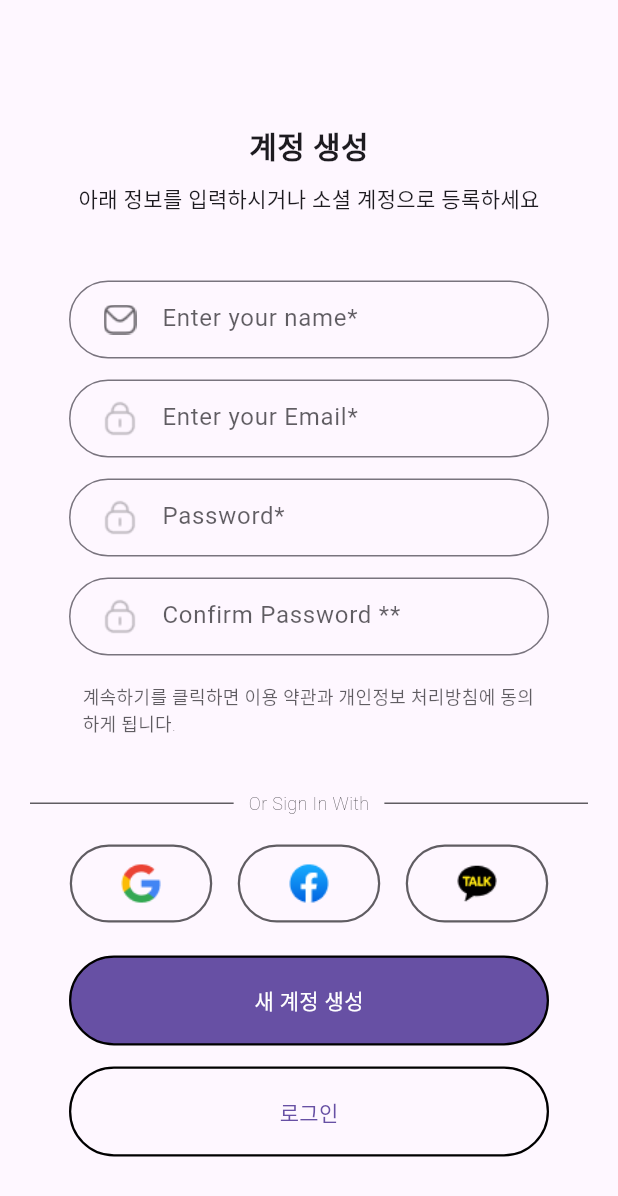
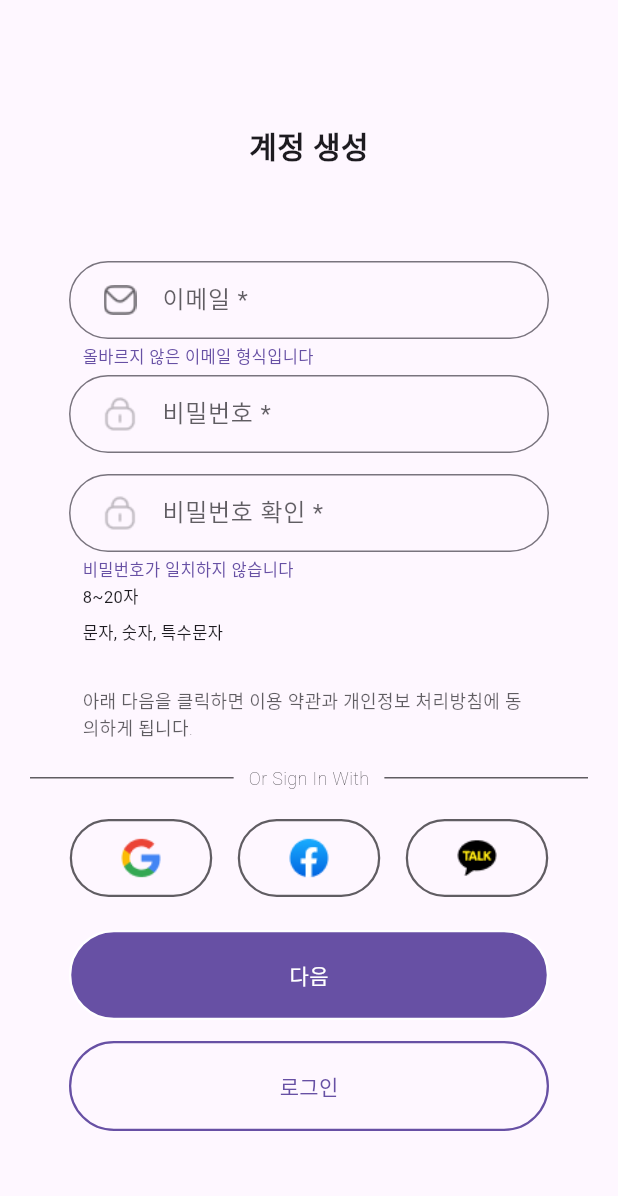
Before and after one commit to Creamy-Tim/flutter_vsc, a Flutter app: the NewAccountScreen screen opened by its route, on a phone screen of 412 x 824 dp. Shown: the top 1196 px of the screen. Run offline on Flutter 3.47's test engine with Material 3 defaults, Android fonts, the phone set to English and light mode, and no system bars; our stand-ins replace carousel_slider; Roboto replaces fonts that are missing (Pretendard-Bold, Pretendard-Light, Pretendard-bold).

Commit message:
Modify - 로그인 페이지
비밀번호 아이콘 커스텀아이콘으로 변경
(시뮬레이터에 제대로 표기되지 않아 보류)

Modify - 계정 생성 페이지

인터페이스 수정
커스텀 아이콘 추가/변경 필요

비밀번호 규칙 확인, 일치 여부 판단 기능 필요

Add - 프로필 입력 페이지 생성

인터페이스 제작
프로필 사진이 들어갈 인터페이스 필요
커스텀 아이콘으로 수정 필요

직군, 성별 선택 라디오 제작 필요

```diff
--- a/vscode_app/lib/main.dart
+++ b/vscode_app/lib/main.dart
@@ -44,6 +44,7 @@ class FirstScreen extends StatelessWidget {
                 color: Theme.of(context).colorScheme.primary,
                 border: Border.all(
                   width: 1.5,
+                  color: Theme.of(context).colorScheme.primary,
                 ),
                 borderRadius: BorderRadius.circular(30.0),
               ),
--- a/vscode_app/lib/screens/login_screen.dart
+++ b/vscode_app/lib/screens/login_screen.dart
@@ -1,5 +1,6 @@
 import 'package:codi/screens/new_account_screen.dart';
 import 'package:flutter/material.dart';
+import 'package:codi/icon/custom__icon__login_icons.dart';
 
 void main() {
   runApp(Login());
@@ -29,24 +30,12 @@ class Login extends StatelessWidget {
 
 
             Container(
-              margin: EdgeInsets.only(top: 10),
-              child: Text("계정을 입력하거나 소셜 계정으로 로그인 하세요",
-                style: TextStyle(
-                fontWeight: FontWeight.w400,
-                color: Theme.of(context).colorScheme.onBackground,
-                fontSize: 14,
-                fontFamily: 'Pretendard-Bold'),
-              ),
-            ),
-
-
-            Container(
-              margin: EdgeInsetsDirectional.only(top: 44),
+              margin: EdgeInsetsDirectional.only(top: 62),
               width: 320,
               height: 52,
               child: TextField(
                 decoration: InputDecoration(
-                  hintText: "Enter your Email*",
+                  hintText: "이메일 *",
                   hintStyle: TextStyle(
                      color: Theme.of(context).colorScheme.onBackground.withOpacity(0.7),
                   ),
@@ -77,18 +66,17 @@ class Login extends StatelessWidget {
               height: 52,
               child: TextField(
                 decoration: InputDecoration(
-                  hintText: "Password*",
+                  hintText: "비밀번호 *",
                   hintStyle: TextStyle(
                      color: Theme.of(context).colorScheme.onBackground.withOpacity(0.7),
                   ),
                   prefixIcon: Padding(
                     padding: EdgeInsets.only(left: 22, right: 12),
-                    child: Image.asset(
-                      'assets/img/Password.png',
-                      width: 24,
-                      height: 24,
+                    child: Icon(
+                      Custom_Icon_Login.password,
+                      size: 24,
                       color: Theme.of(context).colorScheme.onBackground,
-                    ),
+                    )
                   ),
                   border: OutlineInputBorder(
                     borderRadius: BorderRadius.circular(30.0),
@@ -260,6 +248,7 @@ class Login extends StatelessWidget {
                 color: Theme.of(context).colorScheme.primary,
                 border: Border.all(
                   width: 1.5,
+                  color: Theme.of(context).colorScheme.onPrimary,
                 ),
                 borderRadius: BorderRadius.circular(30.0),
               ),
@@ -289,6 +278,7 @@ class Login extends StatelessWidget {
                 color: Theme.of(context).colorScheme.background,
                 border: Border.all(
                   width: 1.5,
+                  color: Theme.of(context).colorScheme.primary,
                 ),
                 borderRadius: BorderRadius.circular(30.0),
               ),
--- a/vscode_app/lib/screens/new_account_screen.dart
+++ b/vscode_app/lib/screens/new_account_screen.dart
@@ -1,11 +1,29 @@
+import 'package:codi/screens/input_profile.dart';
 import 'package:flutter/material.dart';
 
 void main() {
   runApp(NewAccountScreen());
 }
 
-class NewAccountScreen extends StatelessWidget {
+class NewAccountScreen extends StatefulWidget {
   const NewAccountScreen({Key? key}) : super(key: key);
+
+  @override
+  _NewAccountScreenState createState() => _NewAccountScreenState();
+}
+
+class _NewAccountScreenState extends State<NewAccountScreen> {
+  final _contentEditController = TextEditingController();
+
+  int passwordLength = 0;
+
+  @override
+  void dispose() {
+    _contentEditController.dispose();
+    super.dispose();
+  }
+
+
 
   @override
   Widget build(BuildContext context) {
@@ -28,24 +46,12 @@ class NewAccountScreen extends StatelessWidget {
 
 
             Container(
-              margin: EdgeInsets.only(top: 10),
-              child: Text("아래 정보를 입력하시거나 소셜 계정으로 등록하세요",
-                style: TextStyle(
-                fontWeight: FontWeight.w400,
-                color: Theme.of(context).colorScheme.onBackground,
-                fontSize: 14,
-                fontFamily: 'Pretendard-Bold'),
-              ),
-            ),
-
-
-            Container(
-              margin: EdgeInsetsDirectional.only(top: 44),
+              margin: EdgeInsetsDirectional.only(top: 62),
               width: 320,
               height: 52,
               child: TextField(
                 decoration: InputDecoration(
-                  hintText: "Enter your name*",
+                  hintText: "이메일 *",
                   hintStyle: TextStyle(
                      color: Theme.of(context).colorScheme.onBackground.withOpacity(0.7),
                   ),
@@ -71,12 +77,27 @@ class NewAccountScreen extends StatelessWidget {
 
 
             Container(
-              margin: EdgeInsets.only(top: 14),
+              margin: EdgeInsets.only(top: 4),
+              width: 302,
+              height: 16,
+              child: Text(
+                "올바르지 않은 이메일 형식입니다",
+                  style: TextStyle(
+                  fontWeight: FontWeight.w400,
+                  color: Theme.of(context).colorScheme.primary,
+                  fontSize: 11,
+                  fontFamily: 'Spoqa Han Sans Neo'),
+              ),
+            ),
+
+
+            Container(
+              margin: EdgeInsets.only(top: 4),
               width: 320,
               height: 52,
               child: TextField(
                 decoration: InputDecoration(
-                  hintText: "Enter your Email*",
+                  hintText: "비밀번호 *",
                   hintStyle: TextStyle(
                      color: Theme.of(context).colorScheme.onBackground.withOpacity(0.7),
                   ),
@@ -106,7 +127,7 @@ class NewAccountScreen extends StatelessWidget {
               height: 52,
               child: TextField(
                 decoration: InputDecoration(
-                  hintText: "Password*",
+                  hintText: "비밀번호 확인 *",
                   hintStyle: TextStyle(
                      color: Theme.of(context).colorScheme.onBackground.withOpacity(0.7),
                   ),
@@ -131,42 +152,56 @@ class NewAccountScreen extends StatelessWidget {
             ),
 
             Container(
-              margin: EdgeInsets.only(top: 14),
-              width: 320,
-              height: 52,
-              child: TextField(
-                decoration: InputDecoration(
-                  hintText: "Confirm Password **",
-                  hintStyle: TextStyle(
-                     color: Theme.of(context).colorScheme.onBackground.withOpacity(0.7),
-                  ),
-                  prefixIcon: Padding(
-                    padding: EdgeInsets.only(left: 22, right: 12),
-                    child: Image.asset(
-                      'assets/img/Password.png',
-                      width: 24,
-                      height: 24,
-                      color: Theme.of(context).colorScheme.onBackground,
-                    ),
-                  ),
-                  border: OutlineInputBorder(
-                    borderRadius: BorderRadius.circular(30.0),
-                    borderSide: BorderSide(
-                      color: Theme.of(context).colorScheme.onBackground.withOpacity(0.7),
-                      width: 1.5,
-                    ),
-                  ),
-                ),
+              margin: EdgeInsets.only(top: 4),
+              width: 302,
+              height: 16,
+              child: Text(
+                "비밀번호가 일치하지 않습니다",
+                  style: TextStyle(
+                  fontWeight: FontWeight.w400,
+                  color: Theme.of(context).colorScheme.primary,
+                  fontSize: 11,
+                  fontFamily: 'Spoqa Han Sans Neo'),
               ),
             ),
 
 
             Container(
-              margin: EdgeInsets.only(top: 18),
+              margin: EdgeInsets.only(top: 2),
+              width: 302,
+              height: 16,
+              child: Text(
+                "8~20자",
+                  style: TextStyle(
+                  fontWeight: FontWeight.w400,
+                  color: Theme.of(context).colorScheme.onBackground,
+                  fontSize: 11,
+                  fontFamily: 'Spoqa Han Sans Neo'),
+              ),
+            ),
+
+
+            Container(
+              margin: EdgeInsets.only(top: 8),
+              width: 302,
+              height: 16,
+              child: Text(
+                "문자, 숫자, 특수문자",
+                  style: TextStyle(
+                  fontWeight: FontWeight.w400,
+                  color: Theme.of(context).colorScheme.onBackground,
+                  fontSize: 11,
+                  fontFamily: 'Spoqa Han Sans Neo'),
+              ),
+            ),
+
+
+            Container(
+              margin: EdgeInsets.only(top: 28),
               width: 302,
               height: 34,
               child: Text(
-                "계속하기를 클릭하면 이용 약관과 개인정보 처리방침에 동의하게 됩니다.",
+                "아래 다음을 클릭하면 이용 약관과 개인정보 처리방침에 동의하게 됩니다.",
                   style: TextStyle(
                   fontWeight: FontWeight.w200,
                   color: Theme.of(context).colorScheme.onBackground.withOpacity(0.7),
@@ -177,7 +212,7 @@ class NewAccountScreen extends StatelessWidget {
 
 
             Container(
-              margin: EdgeInsets.only(top: 38),
+              margin: EdgeInsets.only(top: 18),
               alignment: Alignment.center,
               child: Row(
                 children: <Widget>[
@@ -319,16 +354,22 @@ class NewAccountScreen extends StatelessWidget {
                 color: Theme.of(context).colorScheme.primary,
                 border: Border.all(
                   width: 1.5,
+                  color: Theme.of(context).colorScheme.onPrimary,
                 ),
                 borderRadius: BorderRadius.circular(30.0),
               ),
               child: GestureDetector(
                 onTap: () {
-                  //누르면 실행될 동작
+                  Navigator.push(
+                    context,
+                    MaterialPageRoute(
+                      builder: (context) => InputprofileScreen(),
+                    ),
+                  );
                 },
                 child: Center(
                   child: Text(
-                    "새 계정 생성",
+                    "다음",
                     style: TextStyle(
                       fontWeight: FontWeight.w400,
                       color: Theme.of(context).colorScheme.onPrimary,
@@ -348,6 +389,7 @@ class NewAccountScreen extends StatelessWidget {
                 color: Theme.of(context).colorScheme.background,
                 border: Border.all(
                   width: 1.5,
+                  color: Theme.of(context).colorScheme.primary,
                 ),
                 borderRadius: BorderRadius.circular(30.0),
               ),
--- a/vscode_app/pubspec.yaml
+++ b/vscode_app/pubspec.yaml
@@ -114,6 +114,7 @@ flutter:
     - family: Custom_Icons
       fonts:
         - asset: assets/fonts/Custom_Icons.ttf
+        - asset: assets/fonts/Custom_Icon_Login.ttf
 
   # For details regarding fonts from package dependencies,
   # see https://flutter.dev/custom-fonts/#from-packages
```
Also changed, not shown: vscode_app/lib/icon/custom__icon__login_icons.dart (added, +30 -0 lines), vscode_app/lib/screens/input_profile.dart (added, +160 -0 lines), vscode_app/assets/fonts/Custom_Icon_Login.ttf (added).
